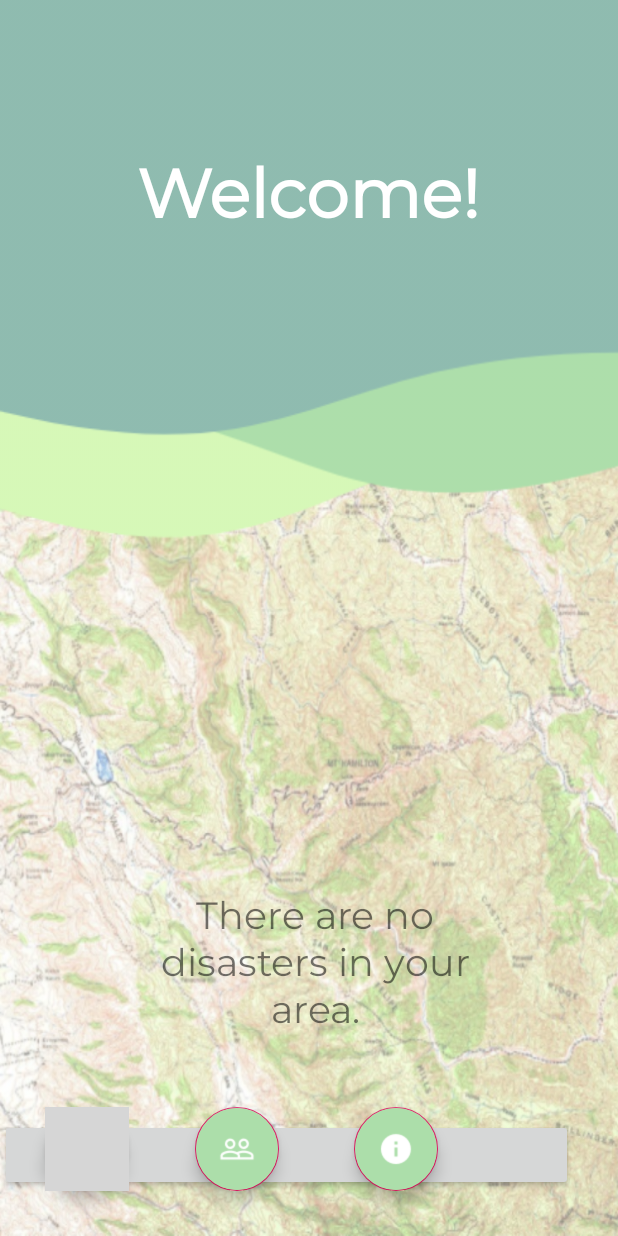
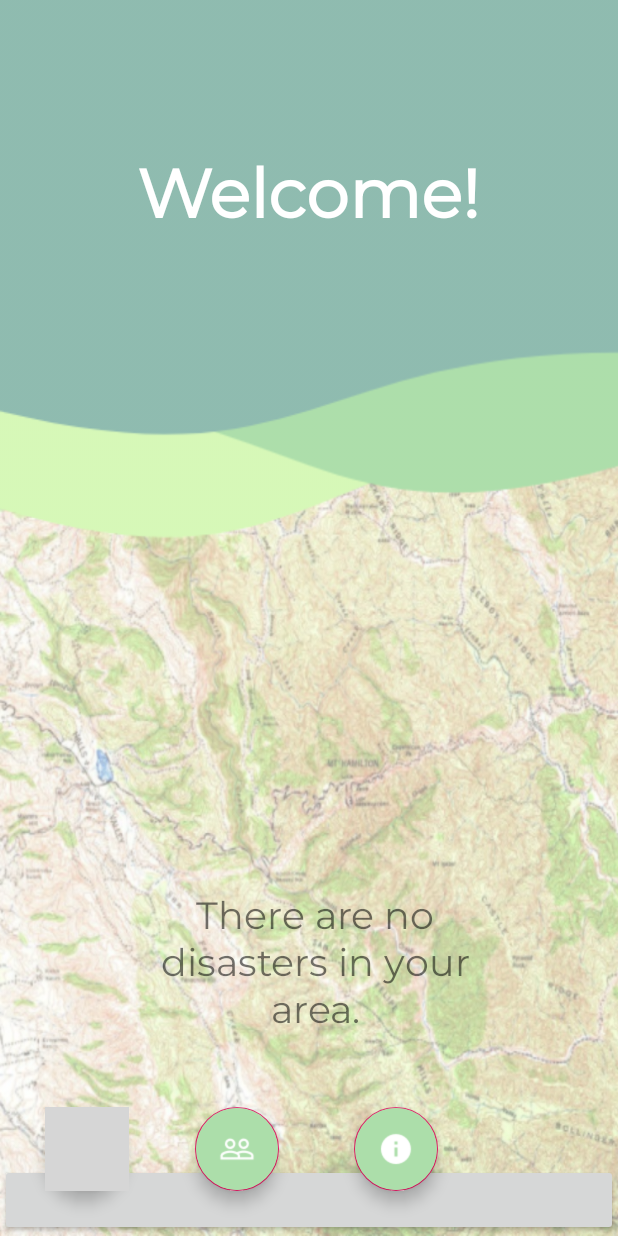
Before and after one commit to scarletdiv0922/Terra2, an Android app: the HomeScreenActivity screen opened directly, with no data from a screen before it, on a phone screen of 412 x 824 dp. Run offline under Robolectric (Android 15) with nearby library versions, the phone set to English and light mode, and no system bars; libraries missing offline, so code that uses them is left out: com.alan.alansdk; plain views replace AlanButton; 7 statements that could not run were skipped; grey boxes are pictures that could not be loaded.

Commit message:
Fixed Alan because he's being Divergent

```diff
--- a/app/src/main/res/layout/activity_home_screen.xml
+++ b/app/src/main/res/layout/activity_home_screen.xml
@@ -61,9 +61,7 @@
         android:layout_width="match_parent"
         android:layout_height="wrap_content"
         android:layout_alignParentBottom="true"
-        android:layout_alignParentRight="true"
-        android:layout_marginEnd="30dp"
-        android:layout_marginBottom="30dp">
+        android:layout_alignParentRight="true">
 
     </com.alan.alansdk.button.AlanButton>
 
```
